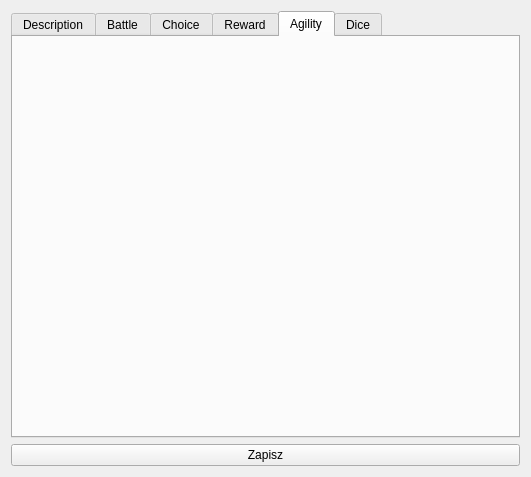
Above: DataManager/forms/GUI/action/actionview.ui from jurikimurik/Witcher_Adventures_PHP_QTCPP before the change. Below: the same form after it.
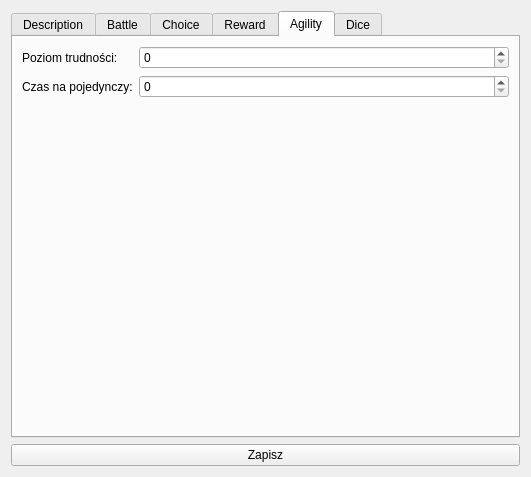
That is the form after the change. The open tabs and pages were chosen to show the change. Icons and pictures are not drawn.

Commit message: Example of GUI for agility action has been created.

```diff
--- a/DataManager/forms/GUI/action/actionview.ui
+++ b/DataManager/forms/GUI/action/actionview.ui
@@ -201,6 +201,32 @@
       <attribute name="title">
        <string>Agility</string>
       </attribute>
+      <layout class="QFormLayout" name="formLayout_3">
+       <item row="0" column="0">
+        <widget class="QLabel" name="label">
+         <property name="text">
+          <string>Poziom trudności:</string>
+         </property>
+        </widget>
+       </item>
+       <item row="0" column="1">
+        <widget class="QSpinBox" name="spinBox"/>
+       </item>
+       <item row="1" column="0">
+        <widget class="QLabel" name="label_2">
+         <property name="text">
+          <string>Czas na pojedynczy:</string>
+         </property>
+        </widget>
+       </item>
+       <item row="1" column="1">
+        <widget class="QSpinBox" name="spinBox_2">
+         <property name="maximum">
+          <number>99999</number>
+         </property>
+        </widget>
+       </item>
+      </layout>
      </widget>
      <widget class="QWidget" name="diceAction">
       <attribute name="title">
```
Left out of the diff: 2 changed lines with no effect on the pictures.
